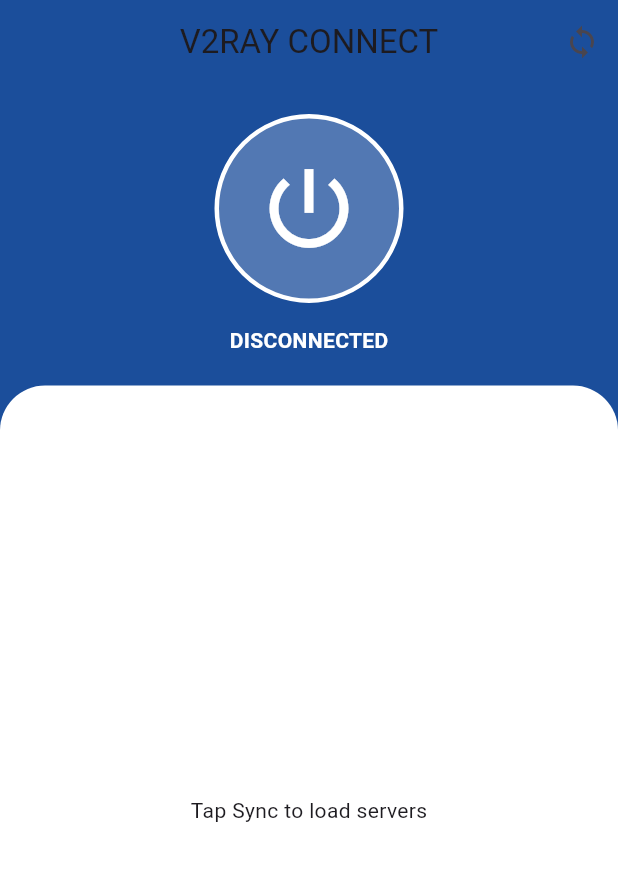
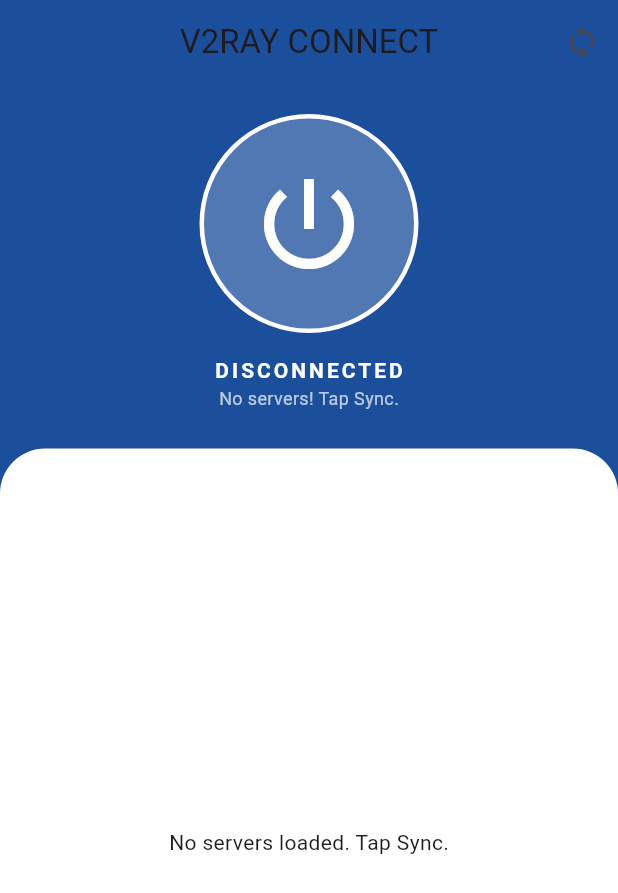
Before and after one commit to kaungmyatjapan1999-boop/my-v2ray-vpn, a Flutter app: the screen it shows after launch, after a tap on the "power settings new" icon, on a phone screen of 412 x 824 dp. Shown: the top 893 px of the screen. Run offline on Flutter 3.47's test engine with Material 3 defaults, Android fonts, the phone set to English and light mode, and no system bars; our stand-ins replace shared_preferences; missing offline and left inert: flutter_v2ray.

```diff
--- a/lib/main.dart
+++ b/lib/main.dart
@@ -17,6 +17,7 @@ class _VpnHomeState extends State<VpnHome> {
   String status = "DISCONNECTED";
   List<String> servers = [];
   int selectedIndex = 0;
+  String notice = "Select a server and tap Power";
 
   @override
   void initState() {
@@ -31,12 +32,11 @@ class _VpnHomeState extends State<VpnHome> {
 
   Future<void> _loadStoredServers() async {
     final prefs = await SharedPreferences.getInstance();
-    setState(() {
-      servers = prefs.getStringList('server_list') ?? [];
-    });
+    setState(() => servers = prefs.getStringList('server_list') ?? []);
   }
 
   Future<void> updateConfig() async {
+    setState(() => notice = "Updating servers...");
     try {
       final url = 'https://gist.githubusercontent.com/kaungmyatjapan1999-boop/e1f6ac00358d042d58d49a8547eccc9b/raw/config.txt';
       final r = await http.get(Uri.parse(url));
@@ -44,10 +44,13 @@ class _VpnHomeState extends State<VpnHome> {
         List<String> fetched = r.body.split('\n').where((s) => s.contains('://')).toList();
         final prefs = await SharedPreferences.getInstance();
         await prefs.setStringList('server_list', fetched);
-        setState(() => servers = fetched);
+        setState(() {
+          servers = fetched;
+          notice = "Update Success!";
+        });
       }
     } catch (e) {
-      print(e);
+      setState(() => notice = "Update Failed!");
     }
   }
 
@@ -55,9 +58,19 @@ class _VpnHomeState extends State<VpnHome> {
     if (isConnected) {
       v2ray.stopV2Ray();
     } else {
-      if (servers.isEmpty) await updateConfig();
-      if (servers.isNotEmpty && await v2ray.requestPermission()) {
-        v2ray.startV2Ray(remark: "Server ${selectedIndex + 1}", config: servers[selectedIndex].trim());
+      if (servers.isEmpty) {
+        setState(() => notice = "No servers! Tap Sync.");
+        return;
+      }
+      setState(() => notice = "Requesting Permission...");
+      bool hasPermission = await v2ray.requestPermission();
+      if (hasPermission) {
+        v2ray.startV2Ray(
+          remark: "Server ${selectedIndex + 1}",
+          config: servers[selectedIndex].trim(),
+        );
+      } else {
+        setState(() => notice = "Permission Denied!");
       }
     }
   }
@@ -77,20 +90,22 @@ class _VpnHomeState extends State<VpnHome> {
         children: [
           const SizedBox(height: 20),
           GestureDetector(
+            behavior: HitTestBehavior.opaque,
             onTap: toggleVpn,
             child: Container(
-              padding: const EdgeInsets.all(25),
+              padding: const EdgeInsets.all(30),
               decoration: BoxDecoration(
                 color: isConnected ? Colors.green : Colors.white24,
                 shape: BoxShape.circle,
                 border: Border.all(color: Colors.white, width: 3),
               ),
-              child: const Icon(Icons.power_settings_new, size: 70, color: Colors.white),
+              child: const Icon(Icons.power_settings_new, size: 80, color: Colors.white),
             ),
           ),
           const SizedBox(height: 15),
-          Text(status, style: const TextStyle(color: Colors.white, fontWeight: FontWeight.bold)),
-          const SizedBox(height: 20),
+          Text(status, style: const TextStyle(color: Colors.white, fontWeight: FontWeight.bold, letterSpacing: 2)),
+          Text(notice, style: const TextStyle(color: Colors.white70, fontSize: 12)),
+          const SizedBox(height: 25),
           Expanded(
             child: Container(
               decoration: const BoxDecoration(
@@ -98,9 +113,9 @@ class _VpnHomeState extends State<VpnHome> {
                 borderRadius: BorderRadius.only(topLeft: Radius.circular(30), topRight: Radius.circular(30)),
               ),
               child: servers.isEmpty
-                  ? const Center(child: Text("Tap Sync to load servers"))
+                  ? const Center(child: Text("No servers loaded. Tap Sync."))
                   : ListView.builder(
-                      padding: const EdgeInsets.all(15),
+                      padding: const EdgeInsets.all(20),
                       itemCount: servers.length,
                       itemBuilder: (context, index) {
                         return Card(
```
